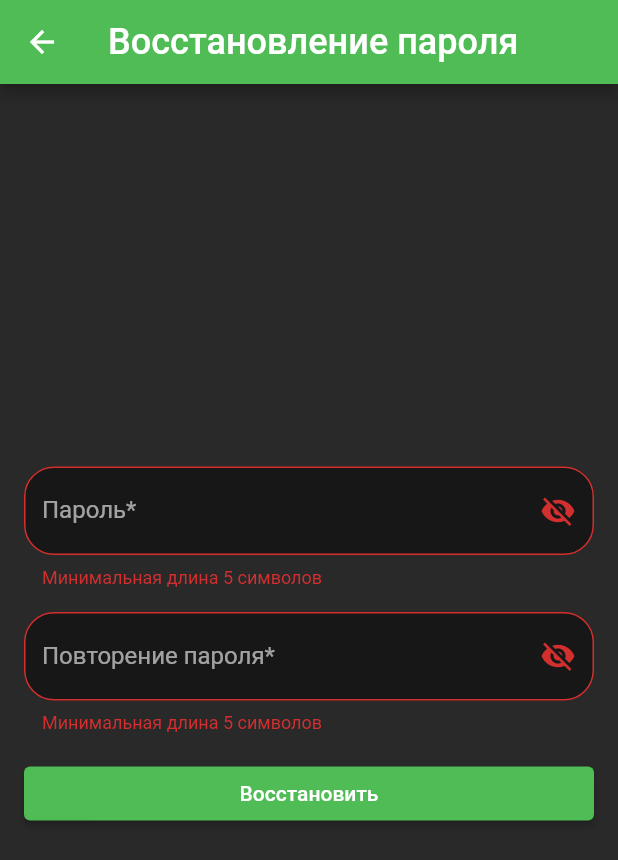
After one commit to RedJohn12345/BoardGameMeet_Client, a Flutter app: the ChangePassword2Screen screen opened by its route, after a tap on "Восстановить", on a phone screen of 412 x 824 dp. The commit adds this screen. Shown: the top 860 px of the screen. Run offline on Flutter 3.47's test engine with Material 2 defaults, Android fonts, the phone set to English and light mode, and no system bars.

Commit message:
add design sane new screens

```diff
--- a/lib/main.dart
+++ b/lib/main.dart
@@ -1,5 +1,8 @@
 
 import 'package:flutter/material.dart';
+import 'package:untitled/screens/changePassword.dart';
+import 'package:untitled/screens/eventScreen.dart';
+import 'screens/changePassword2.dart';
 import 'screens/myEventsScreen.dart';
 import 'screens/authorizationScreen.dart';
 import 'screens/mainScreen.dart';
@@ -24,6 +27,9 @@ class FlutterApp extends StatelessWidget {
         '/authorization': (context) => AuthorizationScreen(),
         '/registration': (context) => Registration1Screen(),
         '/registration+': (context) => Registration2Screen(),
+        '/changePassword': (context) => ChangePasswordScreen(),
+        '/changePassword+': (context) => ChangePassword2Screen(),
+        '/event': (context) => EventScreen(),
       },
     );
   }
--- /dev/null
+++ b/lib/model/item.dart
@@ -0,0 +1,5 @@
+class Item {
+  late String name;
+  Item({required this.name});
+
+}
--- a/lib/screens/authorizationScreen.dart
+++ b/lib/screens/authorizationScreen.dart
@@ -75,7 +75,9 @@ class _AuthorizationScreenState extends State<AuthorizationScreen> {
                 const SizedBox(height: 16,),
                 TextButton(
                   child: Text("Восстановление пароля", style: TextStyle(fontSize: 21, color: Colors.blue,), textAlign: TextAlign.center,),
-                  onPressed: () {},
+                  onPressed: () {
+                    Navigator.pushReplacementNamed(context, '/changePassword');
+                  },
                 ),
                 const SizedBox(height: 16,),
             ]),
--- /dev/null
+++ b/lib/screens/changePassword2.dart
@@ -0,0 +1,74 @@
+import 'package:flutter/material.dart';
+
+import '../widgets/LoginWidget.dart';
+
+import '../widgets/PasswordWidget.dart';
+import '../widgets/SecretWordWidget.dart';
+
+class ChangePassword2Screen extends StatefulWidget {
+
+  ChangePassword2Screen({super.key});
+
+  @override
+  State<ChangePassword2Screen> createState() => _ChangePassword2ScreenState();
+}
+
+class _ChangePassword2ScreenState extends State<ChangePassword2Screen> {
+  final formKey = GlobalKey<FormState>();
+  final passwordController = TextEditingController();
+  final repeatController = TextEditingController();
+
+
+  @override
+  void dispose() {
+    passwordController.dispose();
+    repeatController.dispose();
+    super.dispose();
+  }
+
+  @override
+  Widget build(BuildContext context) {
+    return Scaffold(
+      appBar: AppBar(
+        title:
+            Text("Восстановление пароля", style: TextStyle(fontSize: 24),),
+        //
+        centerTitle: true,
+        backgroundColor: Color(0xff50bc55),
+      ),
+      backgroundColor: Color(0xff292929),
+      body: Center(
+        child: Form(
+          key: formKey,
+          child: SingleChildScrollView(
+            padding: EdgeInsets.all(16),
+            child: Column(
+              children: [
+              PasswordWidget(controller: passwordController, withHelper: true,),
+              const SizedBox(height: 16,),
+                PasswordWidget(controller: repeatController, withHelper: true, hintText: "Повторение пароля"),
+              const SizedBox(height: 16,),
+              Row(
+                  children: [
+                    Expanded(
+                      child: ElevatedButton( onPressed: () {
+                        final form = formKey.currentState!;
+                        if (form.validate()) {
+                          Navigator.pushReplacementNamed(context, '/');
+                        }
+                      },
+                        child: Text("Восстановить"),
+                        style: const ButtonStyle(backgroundColor: MaterialStatePropertyAll<Color>(Color(0xff50bc55))),
+                      ),
+                    ),]
+              ),
+
+              const SizedBox(height: 16,),
+            ]),
+          ),
+        ),
+      )
+
+    );
+  }
+}
--- a/lib/screens/registration2Screen.dart
+++ b/lib/screens/registration2Screen.dart
@@ -37,7 +37,11 @@ class _Registration2ScreenState extends State<Registration2Screen> {
             padding: EdgeInsets.all(16),
             child: Column(
               children: [
-                SexWidget(),
+                Row(
+                  children: [
+                    Expanded(child: SexWidget()),
+                  ],
+                ),
                 const SizedBox(height: 16,),
                 AgeWidget(controller: ageController,),
                 const SizedBox(height: 16,),
--- a/lib/widgets/PasswordWidget.dart
+++ b/lib/widgets/PasswordWidget.dart
@@ -8,9 +8,11 @@ class PasswordWidget extends StatefulWidget {
 
   bool withHelper = false;
 
+  String hintText;
+
   PasswordWidget({
     Key? key,
-    required this.controller, this.withHelper = false}): super(key: key);
+    required this.controller, this.withHelper = false, this.hintText = ""}): super(key: key);
 
   @override
   _PasswordWidgetState createState() {
@@ -26,7 +28,7 @@ class _PasswordWidgetState extends State<PasswordWidget> {
       obscureText: isHidden,
       obscuringCharacter: "*",
       decoration: InputDecoration(
-          labelText: widget.withHelper ? "Пароль*" : "Пароль",
+          labelText: widget.hintText == "" ? (widget.withHelper ? "Пароль*" : "Пароль") : (widget.hintText + "*"),
           fillColor:  Color(0xff171717),
           filled: true,
           labelStyle: TextStyle(color: Colors.white60),
--- a/lib/widgets/ageWidget.dart
+++ b/lib/widgets/ageWidget.dart
@@ -20,6 +20,9 @@ class _AgeWidgetState extends State<AgeWidget> {
   @override
   Widget build(BuildContext context) => TextFormField(
     controller: widget.controller,
+    inputFormatters: [
+      FilteringTextInputFormatter.digitsOnly
+    ],
     maxLength: 3,
     decoration: InputDecoration(
       labelText: "Возраст",
```
Also changed, not shown: lib/model/event.dart (+11 -1 lines), lib/screens/changePassword.dart (added, +73 -0 lines), lib/screens/eventScreen.dart (added, +113 -0 lines), lib/screens/mainScreen.dart (+72 -15 lines), lib/screens/myEventsScreen.dart (+61 -15 lines), lib/widgets/SexWidget.dart (+22 -8 lines).
